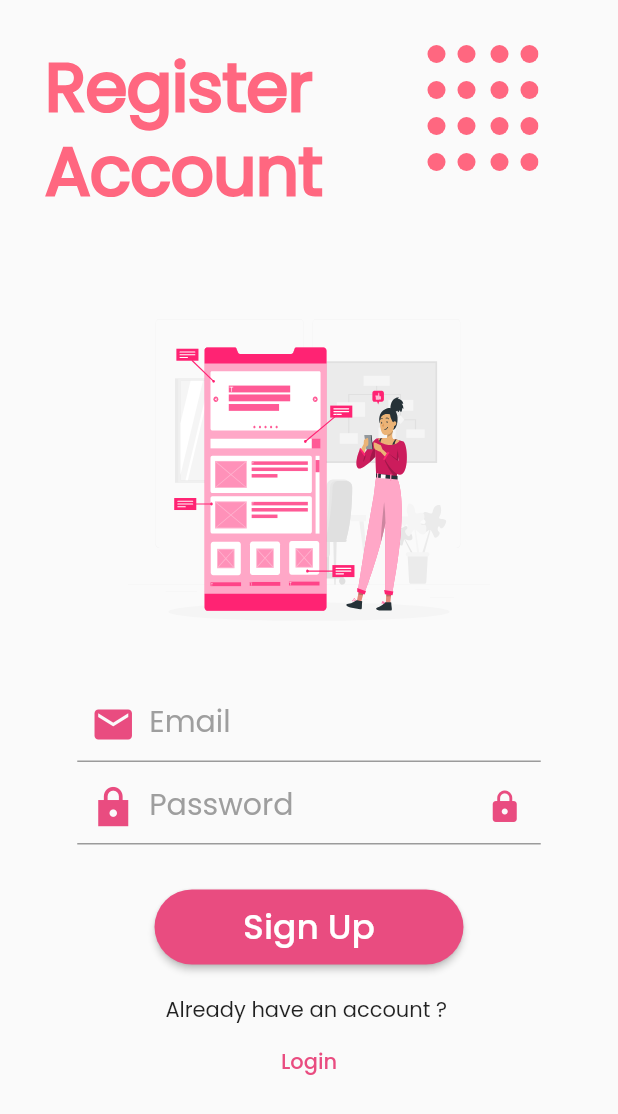
After one commit to davidmahbubi/money-manager-app, a Flutter app: the screen it shows after launch, after a tap on "Sign Up", on a phone screen of 412 x 824 dp. The commit adds this screen. Shown: the top 1114 px of the screen. Run offline on Flutter 3.47's test engine with Material 2 defaults, Android fonts, the phone set to English and light mode, and no system bars; our stand-ins replace flutter_svg, font_awesome_flutter, line_awesome_flutter.

Commit message:
Added auth page

```diff
--- a/lib/main.dart
+++ b/lib/main.dart
@@ -2,6 +2,7 @@ import 'package:flutter/material.dart';
 import 'package:money_manager_app/components/bottom_navbar.dart';
 import 'package:money_manager_app/constants/theme.dart';
 import 'package:money_manager_app/data/menu_list.dart';
+import 'package:money_manager_app/pages/auth/signin.dart';
 import 'package:money_manager_app/pages/create_transaction.dart';
 
 void main(List<String> args) => runApp(const MoneyManagerApp());
@@ -13,7 +14,7 @@ class MoneyManagerApp extends StatelessWidget {
   Widget build(BuildContext context) {
     return MaterialApp(
       theme: primaryTheme,
-      home: const MainPage(),
+      home: SignIn(),
     );
   }
 }
--- /dev/null
+++ b/lib/pages/auth/register.dart
@@ -0,0 +1,156 @@
+import 'package:flutter_svg/flutter_svg.dart';
+import 'package:flutter/material.dart';
+
+class RegisterPage extends StatefulWidget {
+  RegisterPage({
+    Key? key,
+  }) : super(key: key);
+
+  @override
+  State<RegisterPage> createState() => _RegisterPageState();
+}
+
+class _RegisterPageState extends State<RegisterPage> {
+  final email = TextEditingController();
+
+  final password = TextEditingController();
+
+  bool _obsecure = true;
+
+  Icon _passIcon = Icon(Icons.lock);
+
+  @override
+  Widget build(BuildContext context) {
+    Size size = MediaQuery.of(context).size;
+
+    return Scaffold(
+      body: SingleChildScrollView(
+        child: Column(
+          children: [
+            Container(
+              margin: const EdgeInsets.all(30),
+              alignment: Alignment.topLeft,
+              child: SvgPicture.asset(
+                ("assets/images/12.svg"),
+              ),
+            ),
+            SizedBox(
+              width: 300,
+              height: 270,
+              //color: Colors.black12,
+              child: SvgPicture.asset(("assets/images/11.svg")),
+            ),
+            const SizedBox(
+              height: 5,
+            ),
+            Column(
+              children: [
+                SizedBox(
+                  width: size.width * 0.75,
+                  height: 50,
+                  child: TextField(
+                    cursorColor: const Color.fromARGB(255, 233, 76, 128),
+                    cursorHeight: 20,
+                    controller: email,
+                    style: const TextStyle(
+                      fontSize: 20,
+                      color: Color.fromARGB(255, 63, 62, 62),
+                    ),
+                    decoration: InputDecoration(
+                      prefixIcon: Icon(
+                        Icons.email,
+                        size: 30,
+                        color: Color.fromARGB(255, 233, 76, 128),
+                      ),
+                      label: Text(
+                        "Email",
+                        style: TextStyle(fontSize: 20, color: Colors.grey),
+                      ),
+                      // hintText: "abcdefg@gmail.com"
+                    ),
+                  ),
+                ),
+              ],
+            ),
+            SizedBox(
+              height: 5,
+            ),
+            Column(
+              children: [
+                Container(
+                  width: size.width * 0.75,
+                  height: 50,
+                  child: TextField(
+                    cursorColor: Color.fromARGB(255, 233, 76, 128),
+                    cursorHeight: 20,
+                    controller: password,
+                    obscureText: _obsecure,
+                    style: TextStyle(
+                      fontSize: 25,
+                      color: Color.fromARGB(255, 63, 62, 62),
+                    ),
+                    decoration: InputDecoration(
+                      prefixIcon: Icon(
+                        Icons.lock_sharp,
+                        size: 30,
+                        color: Color.fromARGB(255, 233, 76, 128),
+                      ),
+                      suffixIcon: IconButton(
+                        color: Color.fromARGB(255, 233, 76, 128),
+                        onPressed: () {
+                          setState(() {
+                            if (_obsecure == true) {
+                              _obsecure = false;
+                              _passIcon = Icon(Icons.lock_open);
+                            } else {
+                              _obsecure = true;
+                              _passIcon = Icon(Icons.lock);
+                            }
+                          });
+                        },
+                        icon: _passIcon,
+                      ),
+                      label: Text(
+                        "Password",
+                        style: TextStyle(fontSize: 20, color: Colors.grey),
+                      ),
+                    ),
+                  ),
+                ),
+              ],
+            ),
+            SizedBox(
+              height: 30,
+            ),
+            Center(
+              child: Container(
+                width: size.width * 0.5,
+                child: ElevatedButton(
+                  onPressed: () async {},
+                  child: Text("Sign Up", style: TextStyle(fontSize: 23)),
+                  style: ElevatedButton.styleFrom(
+                      shape: StadiumBorder(),
+                      minimumSize: Size(200, 50),
+                      primary: Color.fromARGB(255, 233, 76, 128)),
+                ),
+              ),
+            ),
+            SizedBox(
+              height: 20,
+            ),
+            Text("Already have an account ? "),
+            TextButton(
+              onPressed: () async {
+                Navigator.pop(context);
+              },
+              child: Text(
+                "Login",
+                style: TextStyle(color: Color.fromARGB(255, 233, 76, 128)),
+              ),
+            ),
+          ],
+        ),
+      ),
+    );
+  }
+}
--- /dev/null
+++ b/lib/pages/auth/signin.dart
@@ -0,0 +1,154 @@
+import 'package:flutter/material.dart';
+import 'package:flutter_svg/svg.dart';
+import 'package:money_manager_app/main.dart';
+import 'package:money_manager_app/pages/auth/register.dart';
+
+class SignIn extends StatefulWidget {
+  SignIn({
+    Key? key,
+  }) : super(key: key);
+
+  @override
+  State<SignIn> createState() => _SignInState();
+}
+
+class _SignInState extends State<SignIn> {
+  final email = TextEditingController();
+
+  final password = TextEditingController();
+
+  bool _obsecure = true;
+
+  Icon _passIcon = Icon(Icons.lock);
+
+  @override
+  Widget build(BuildContext context) {
+    Size size = MediaQuery.of(context).size;
+    return Scaffold(
+      body: SafeArea(
+        child: SingleChildScrollView(
+          child: SizedBox(
+            width: double.infinity,
+            child: Column(
+              crossAxisAlignment: CrossAxisAlignment.start,
+              children: [
+                SvgPicture.asset(("assets/images/13.svg")),
+                const SizedBox(height: 100),
+                Center(
+                  child: SizedBox(
+                    width: size.width * 0.75,
+                    height: 50,
+                    child: TextField(
+                      cursorColor: const Color.fromARGB(255, 233, 76, 128),
+                      cursorHeight: 20,
+                      controller: email,
+                      style: const TextStyle(
+                        color: Color.fromARGB(255, 63, 62, 62),
+                      ),
+                      decoration: const InputDecoration(
+                        prefixIcon: Icon(
+                          Icons.email,
+                          size: 24,
+                          color: Color.fromARGB(255, 240, 96, 127),
+                        ),
+                        label: Text(
+                          "Email",
+                          style: TextStyle(color: Colors.grey),
+                        ),
+                        // hintText: "abcdefg@gmail.com"
+                      ),
+                    ),
+                  ),
+                ),
+                const SizedBox(height: 14),
+                Center(
+                  child: SizedBox(
+                    width: size.width * 0.75,
+                    height: 50,
+                    child: TextField(
+                      cursorColor: const Color.fromARGB(255, 240, 96, 127),
+                      cursorHeight: 20,
+                      controller: password,
+                      obscureText: _obsecure,
+                      style: const TextStyle(
+                        color: Color.fromARGB(255, 63, 62, 62),
+                      ),
+                      decoration: InputDecoration(
+                        prefixIcon: const Icon(
+                          Icons.lock_sharp,
+                          size: 24,
+                          color: Color.fromARGB(255, 240, 96, 127),
+                        ),
+                        suffixIcon: IconButton(
+                          color: Color.fromARGB(255, 240, 96, 127),
+                          onPressed: () {
+                            setState(() {
+                              if (_obsecure == true) {
+                                _obsecure = false;
+                                _passIcon = Icon(Icons.lock_open);
+                              } else {
+                                _obsecure = true;
+                                _passIcon = Icon(Icons.lock);
+                              }
+                            });
+                          },
+                          icon: _passIcon,
+                        ),
+                        label: Text(
+                          "Password",
+                          style: TextStyle(color: Colors.grey),
+                        ),
+                      ),
+                    ),
+                  ),
+                ),
+                SizedBox(height: 100),
+                Center(
+                  child: Container(
+                    width: size.width * 0.5,
+                    child: ElevatedButton(
+                      onPressed: () async {
+                        Navigator.push(
+                          context,
+                          MaterialPageRoute(
+                            builder: (BuildContext context) => MainPage(),
+                          ),
+                        );
+                      },
+                      child: Text("Login", style: TextStyle(fontSize: 23)),
+                      style: ElevatedButton.styleFrom(
+                          shape: StadiumBorder(),
+                          minimumSize: Size(200, 50),
+                          primary: Color.fromARGB(255, 240, 96, 127)),
+                    ),
+                  ),
+                ),
+                SizedBox(
+                  height: 20,
+                ),
+                Center(child: Text("Doesn’t have an account yet ?")),
+                Center(
+                  child: TextButton(
+                    onPressed: () async {
+                      Navigator.push(
+                        context,
+                        MaterialPageRoute(
+                          builder: (BuildContext context) => RegisterPage(),
+                        ),
+                      );
+                    },
+                    child: Text(
+                      "Sign Up",
+                      style:
+                          TextStyle(color: Color.fromARGB(255, 240, 96, 127)),
+                    ),
+                  ),
+                ),
+              ],
+            ),
+          ),
+        ),
+      ),
+    );
+  }
+}
```
Also changed, not shown: lib/pages/create_transaction.dart (+47 -9 lines), pubspec.yaml (+7 -0 lines), assets/images/1.png (added), assets/images/11.svg (added), assets/images/12.svg (added), assets/images/13.svg (added), assets/images/2.png (added), assets/images/3.png (added), pubspec.lock.
